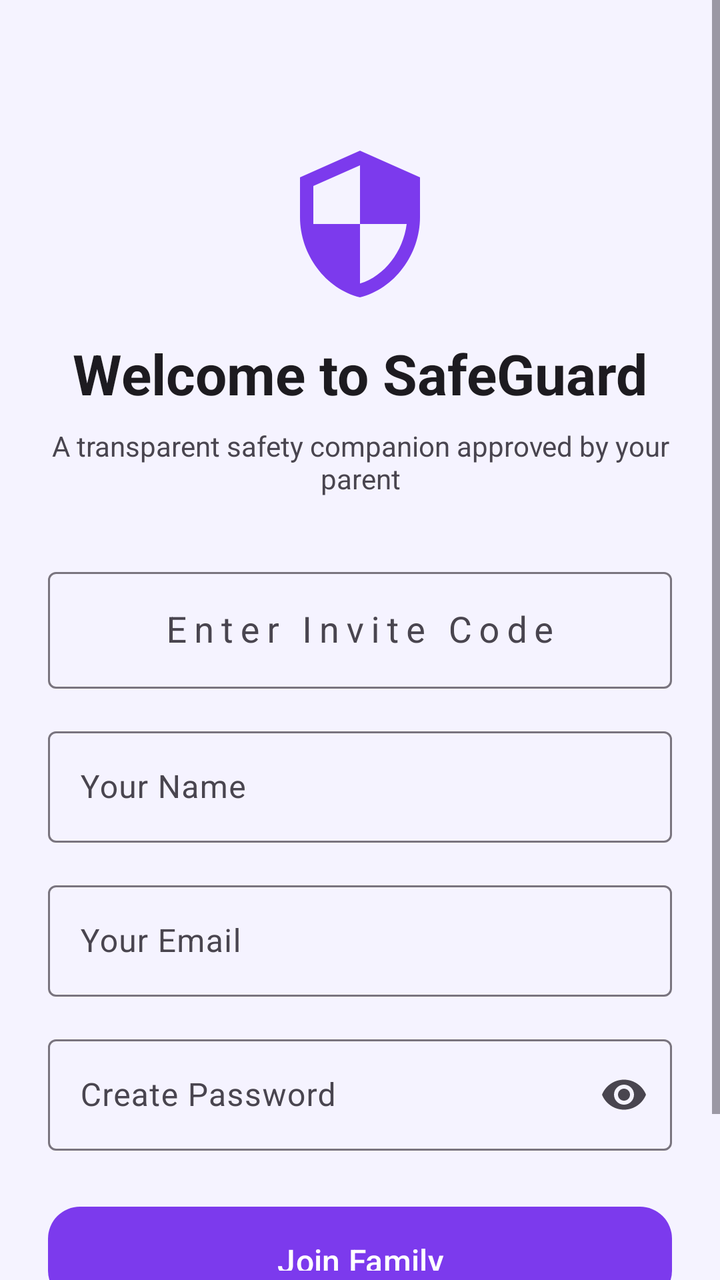
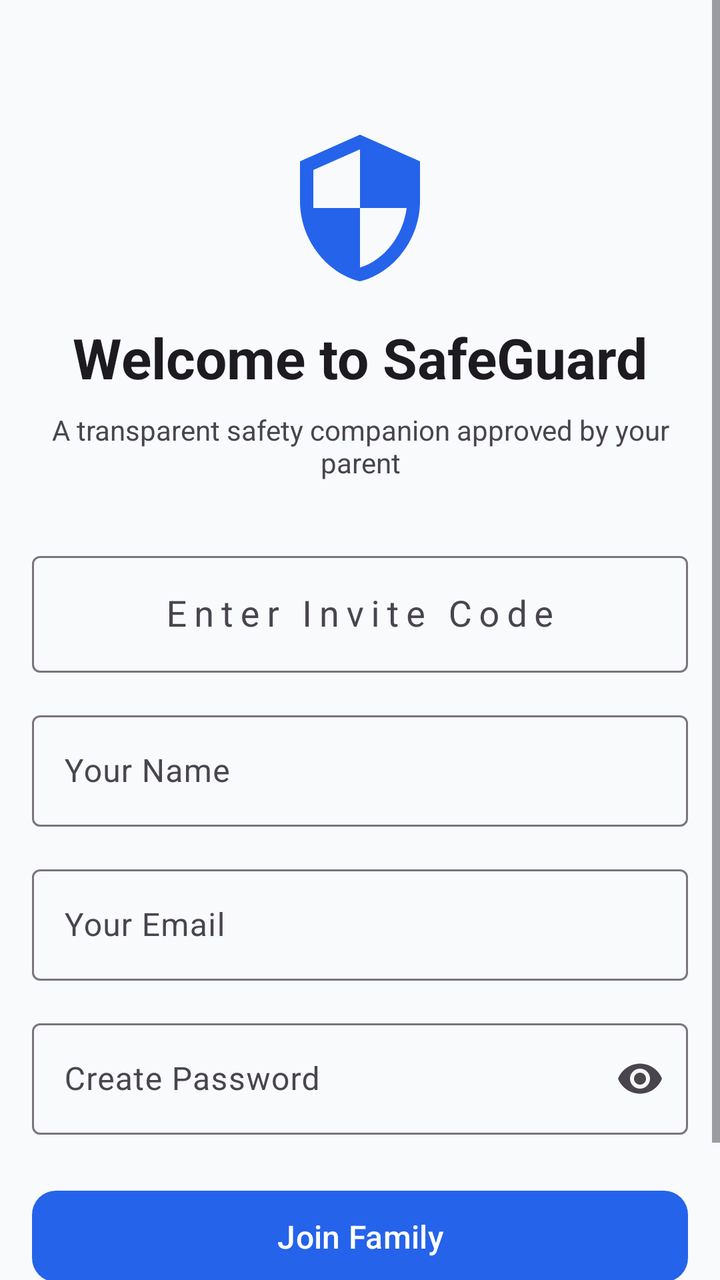

The first picture is an Android layout as it rendered before a commit; the second is the same layout after the commit. The layout source and the unified diff follow.
<!-- AndroidManifest.xml: activity theme Theme.SafeGuardChild -->
<!-- res/layout/activity_onboarding.xml -->
<?xml version="1.0" encoding="utf-8"?>
<ScrollView xmlns:android="http://schemas.android.com/apk/res/android"
    xmlns:app="http://schemas.android.com/apk/res-auto"
    android:layout_width="match_parent"
    android:layout_height="match_parent"
    android:background="?android:colorBackground"
    android:fillViewport="true">

    <LinearLayout
        android:layout_width="match_parent"
        android:layout_height="wrap_content"
        android:orientation="vertical"
        android:padding="24dp"
        android:gravity="center_horizontal">

        
        <ImageView
            android:layout_width="80dp"
            android:layout_height="80dp"
            android:layout_marginTop="48dp"
            android:src="@drawable/ic_shield"
            android:contentDescription="SafeGuard Logo"
            app:tint="@color/primary" />

        <TextView
            android:layout_width="wrap_content"
            android:layout_height="wrap_content"
            android:text="@string/onboarding_title"
            android:textSize="28sp"
            android:textStyle="bold"
            android:textColor="?android:textColorPrimary"
            android:layout_marginTop="16dp" />

        <TextView
            android:layout_width="wrap_content"
            android:layout_height="wrap_content"
            android:text="@string/onboarding_subtitle"
            android:textSize="14sp"
            android:textColor="?android:textColorSecondary"
            android:gravity="center"
            android:layout_marginTop="8dp"
            android:layout_marginBottom="32dp" />

        
        <com.google.android.material.textfield.TextInputLayout
            android:layout_width="match_parent"
            android:layout_height="wrap_content"
            android:layout_marginBottom="16dp"
            style="@style/Widget.Material3.TextInputLayout.OutlinedBox">

            <com.google.android.material.textfield.TextInputEditText
                android:id="@+id/etInviteCode"
                android:layout_width="match_parent"
                android:layout_height="wrap_content"
                android:hint="@string/enter_invite_code"
                android:inputType="textCapCharacters"
                android:maxLength="8"
                android:textSize="18sp"
                android:letterSpacing="0.2"
                android:gravity="center" />
        </com.google.android.material.textfield.TextInputLayout>

        
        <com.google.android.material.textfield.TextInputLayout
            android:layout_width="match_parent"
            android:layout_height="wrap_content"
            android:layout_marginBottom="16dp"
            style="@style/Widget.Material3.TextInputLayout.OutlinedBox">

            <com.google.android.material.textfield.TextInputEditText
                android:id="@+id/etChildName"
                android:layout_width="match_parent"
                android:layout_height="wrap_content"
                android:hint="@string/your_name"
                android:inputType="textPersonName" />
        </com.google.android.material.textfield.TextInputLayout>

        
        <com.google.android.material.textfield.TextInputLayout
            android:layout_width="match_parent"
            android:layout_height="wrap_content"
            android:layout_marginBottom="16dp"
            style="@style/Widget.Material3.TextInputLayout.OutlinedBox">

            <com.google.android.material.textfield.TextInputEditText
                android:id="@+id/etChildEmail"
                android:layout_width="match_parent"
                android:layout_height="wrap_content"
                android:hint="@string/your_email"
                android:inputType="textEmailAddress" />
        </com.google.android.material.textfield.TextInputLayout>

        
        <com.google.android.material.textfield.TextInputLayout
            android:layout_width="match_parent"
            android:layout_height="wrap_content"
            android:layout_marginBottom="24dp"
            style="@style/Widget.Material3.TextInputLayout.OutlinedBox"
            app:endIconMode="password_toggle">

            <com.google.android.material.textfield.TextInputEditText
                android:id="@+id/etPassword"
                android:layout_width="match_parent"
                android:layout_height="wrap_content"
                android:hint="@string/create_password"
                android:inputType="textPassword" />
        </com.google.android.material.textfield.TextInputLayout>

        
        <com.google.android.material.button.MaterialButton
            android:id="@+id/btnJoinFamily"
            android:layout_width="match_parent"
            android:layout_height="56dp"
            android:text="@string/join_family"
            style="@style/Widget.SafeGuard.Button.Primary" />

        
        <ProgressBar
            android:id="@+id/progressBar"
            android:layout_width="wrap_content"
            android:layout_height="wrap_content"
            android:layout_marginTop="16dp"
            android:visibility="gone"
            android:indeterminateTint="@color/primary" />

        
        <com.google.android.material.button.MaterialButton
            android:id="@+id/btnSignIn"
            android:layout_width="wrap_content"
            android:layout_height="wrap_content"
            android:text="@string/already_linked"
            android:layout_marginTop="8dp"
            style="@style/Widget.Material3.Button.TextButton" />

    </LinearLayout>
</ScrollView>
<!-- resources referenced by this layout -->
<resources>
  <color name="primary">#7C3AED</color>
  <!-- drawable ic_shield (drawable) -->
  <?xml version="1.0" encoding="utf-8"?>
  <vector xmlns:android="http://schemas.android.com/apk/res/android"
      android:width="24dp"
      android:height="24dp"
      android:viewportWidth="24"
      android:viewportHeight="24">
      <path
          android:fillColor="#6366F1"
          android:pathData="M12,1L3,5v6c0,5.55 3.84,10.74 9,12 5.16,-1.26 9,-6.45 9,-12V5L12,1zM12,11.99h7c-0.53,4.12 -3.28,7.79 -7,8.94V12H5V6.3l7,-3.11v8.8z"/>
  </vector>
  <string name="already_linked">Already linked? Sign in</string>
  <string name="create_password">Create Password</string>
  <string name="enter_invite_code">Enter Invite Code</string>
  <string name="join_family">Join Family</string>
  <string name="onboarding_subtitle">A transparent safety companion approved by your parent</string>
  <string name="onboarding_title">Welcome to SafeGuard</string>
  <string name="your_email">Your Email</string>
  <string name="your_name">Your Name</string>
  <style name="Widget.SafeGuard.Button.Primary" parent="Widget.Material3.Button">
          <item name="cornerRadius">16dp</item>
          <item name="android:paddingTop">16dp</item>
          <item name="android:paddingBottom">16dp</item>
          <item name="android:textSize">16sp</item>
          <item name="android:fontFamily">sans-serif-medium</item>
          <item name="backgroundTint">@color/primary</item>
      </style>
  <style name="Theme.SafeGuardChild" parent="Theme.Material3.Light.NoActionBar">
          <item name="colorPrimary">@color/primary</item>
          <item name="colorPrimaryVariant">@color/primary_variant</item>
          <item name="colorSecondary">@color/secondary</item>
          <item name="colorOnPrimary">@color/white</item>
          <item name="colorOnSecondary">@color/white</item>
          <item name="android:colorBackground">@color/background_light</item>
          <item name="colorSurface">@color/surface_light</item>
          <item name="colorOnSurface">@color/text_primary_light</item>
          <item name="android:statusBarColor">@color/background_light</item>
          <item name="android:navigationBarColor">@color/background_light</item>
          <item name="android:windowLightStatusBar">true</item>
      </style>
  <color name="primary_variant">#5B21B6</color>
  <color name="secondary">#06B6D4</color>
  <color name="white">#FFFFFF</color>
  <color name="background_light">#F5F3FF</color>
  <color name="surface_light">#FFFFFF</color>
  <color name="text_primary_light">#1E1B4B</color>
</resources>

<!-- the commit's change to res/layout/activity_onboarding.xml (unified diff, before → after) -->
@@ -10,7 +10,7 @@
         android:layout_width="match_parent"
         android:layout_height="wrap_content"
         android:orientation="vertical"
-        android:padding="24dp"
+        android:padding="16dp"
         android:gravity="center_horizontal">
 
         
@@ -110,7 +110,8 @@
         <com.google.android.material.button.MaterialButton
             android:id="@+id/btnJoinFamily"
             android:layout_width="match_parent"
-            android:layout_height="56dp"
+            android:layout_height="wrap_content"
+            android:minHeight="48dp"
             android:text="@string/join_family"
             style="@style/Widget.SafeGuard.Button.Primary" />
 
<!-- resource entries referenced after the edit -->
@@ -1,6 +1,6 @@
 <!-- resources referenced by this layout -->
 <resources>
-  <color name="primary">#7C3AED</color>
+  <color name="primary">#2563EB</color>
   <!-- drawable ic_shield (drawable) -->
   <?xml version="1.0" encoding="utf-8"?>
   <vector xmlns:android="http://schemas.android.com/apk/res/android"
@@ -21,9 +21,10 @@
   <string name="your_email">Your Email</string>
   <string name="your_name">Your Name</string>
   <style name="Widget.SafeGuard.Button.Primary" parent="Widget.Material3.Button">
-          <item name="cornerRadius">16dp</item>
-          <item name="android:paddingTop">16dp</item>
-          <item name="android:paddingBottom">16dp</item>
+          <item name="cornerRadius">12dp</item>
+          <item name="android:minHeight">48dp</item>
+          <item name="android:paddingTop">12dp</item>
+          <item name="android:paddingBottom">12dp</item>
           <item name="android:textSize">16sp</item>
           <item name="android:fontFamily">sans-serif-medium</item>
           <item name="backgroundTint">@color/primary</item>
@@ -41,11 +42,11 @@
           <item name="android:navigationBarColor">@color/background_light</item>
           <item name="android:windowLightStatusBar">true</item>
       </style>
-  <color name="primary_variant">#5B21B6</color>
-  <color name="secondary">#06B6D4</color>
+  <color name="primary_variant">#1E40AF</color>
+  <color name="secondary">#3B82F6</color>
   <color name="white">#FFFFFF</color>
-  <color name="background_light">#F5F3FF</color>
+  <color name="background_light">#F8FAFC</color>
   <color name="surface_light">#FFFFFF</color>
-  <color name="text_primary_light">#1E1B4B</color>
+  <color name="text_primary_light">#0F172A</color>
 </resources>
 
